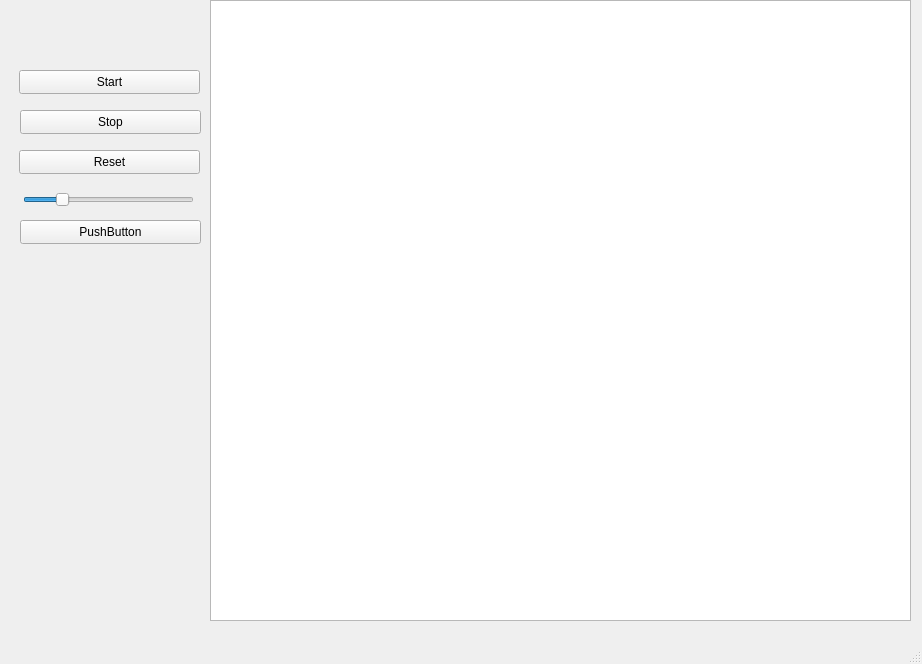
Old version of the form mainwindow.ui in the repository WojciechTworek/ProjGwZ.
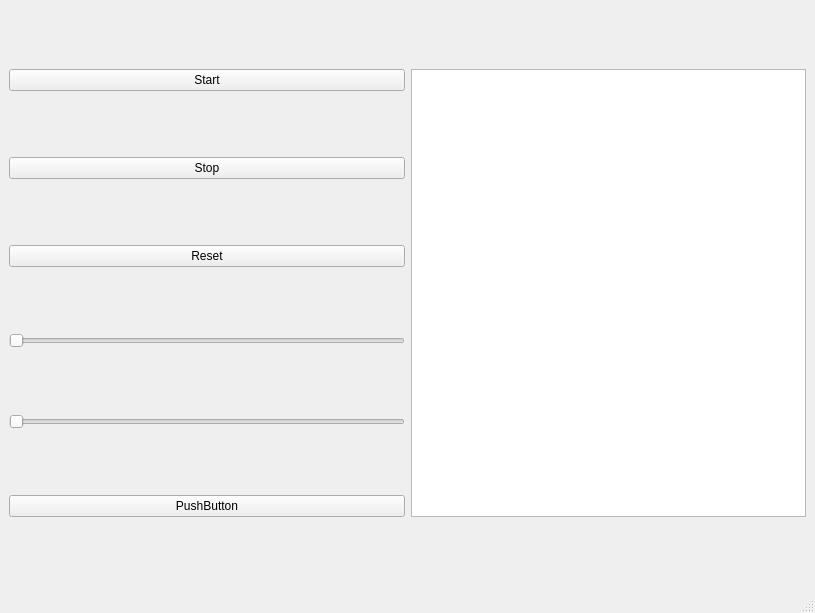
New version of the form.

Patch:
```diff
--- a/mainwindow.ui
+++ b/mainwindow.ui
@@ -6,95 +6,76 @@
    <rect>
     <x>0</x>
     <y>0</y>
-    <width>922</width>
-    <height>664</height>
+    <width>815</width>
+    <height>613</height>
    </rect>
   </property>
   <property name="windowTitle">
    <string>MainWindow</string>
   </property>
   <widget class="QWidget" name="centralwidget">
-   <widget class="QSlider" name="WielkoscPlanszy">
-    <property name="geometry">
-     <rect>
-      <x>23</x>
-      <y>190</y>
-      <width>171</width>
-      <height>20</height>
-     </rect>
-    </property>
-    <property name="value">
-     <number>20</number>
-    </property>
-    <property name="sliderPosition">
-     <number>20</number>
-    </property>
-    <property name="orientation">
-     <enum>Qt::Horizontal</enum>
-    </property>
-   </widget>
+   <layout class="QGridLayout" name="gridLayout">
+    <item row="0" column="0">
    <widget class="QPushButton" name="Start">
-    <property name="geometry">
-     <rect>
-      <x>19</x>
-      <y>70</y>
-      <width>181</width>
-      <height>24</height>
-     </rect>
-    </property>
     <property name="text">
      <string>Start</string>
     </property>
    </widget>
+    </item>
+    <item row="0" column="1" rowspan="6">
+     <widget class="QGraphicsView" name="board"/>
+    </item>
+    <item row="1" column="0">
    <widget class="QPushButton" name="Stop">
-    <property name="geometry">
-     <rect>
-      <x>20</x>
-      <y>110</y>
-      <width>181</width>
-      <height>24</height>
-     </rect>
-    </property>
     <property name="text">
      <string>Stop</string>
     </property>
    </widget>
+    </item>
+    <item row="2" column="0">
    <widget class="QPushButton" name="Reset">
-    <property name="geometry">
-     <rect>
-      <x>19</x>
-      <y>150</y>
-      <width>181</width>
-      <height>24</height>
-     </rect>
-    </property>
     <property name="text">
      <string>Reset</string>
     </property>
    </widget>
+    </item>
+    <item row="3" column="0">
+     <widget class="QSlider" name="wierszePlanszy">
+      <property name="minimum">
+       <number>4</number>
+      </property>
+      <property name="value">
+       <number>4</number>
+      </property>
+      <property name="sliderPosition">
+       <number>4</number>
+      </property>
+      <property name="orientation">
+       <enum>Qt::Horizontal</enum>
+      </property>
+     </widget>
+    </item>
+    <item row="4" column="0">
+     <widget class="QSlider" name="kolumnyPlanszy">
+      <property name="enabled">
+       <bool>true</bool>
+      </property>
+      <property name="minimum">
+       <number>4</number>
+      </property>
+      <property name="orientation">
+       <enum>Qt::Horizontal</enum>
+      </property>
+     </widget>
+    </item>
+    <item row="5" column="0">
    <widget class="QPushButton" name="pushButton_4">
-    <property name="geometry">
-     <rect>
-      <x>20</x>
-      <y>220</y>
-      <width>181</width>
-      <height>24</height>
-     </rect>
-    </property>
     <property name="text">
      <string>PushButton</string>
     </property>
    </widget>
-   <widget class="QGraphicsView" name="board">
-    <property name="geometry">
-     <rect>
-      <x>210</x>
-      <y>0</y>
-      <width>701</width>
-      <height>621</height>
-     </rect>
-    </property>
-   </widget>
+    </item>
+   </layout>
   </widget>
   <widget class="QMenuBar" name="menubar">
    <property name="geometry">
```
Left out of the diff: 2 changed lines with no effect on the pictures. Lines whose indentation alone changed are shown as unchanged.
